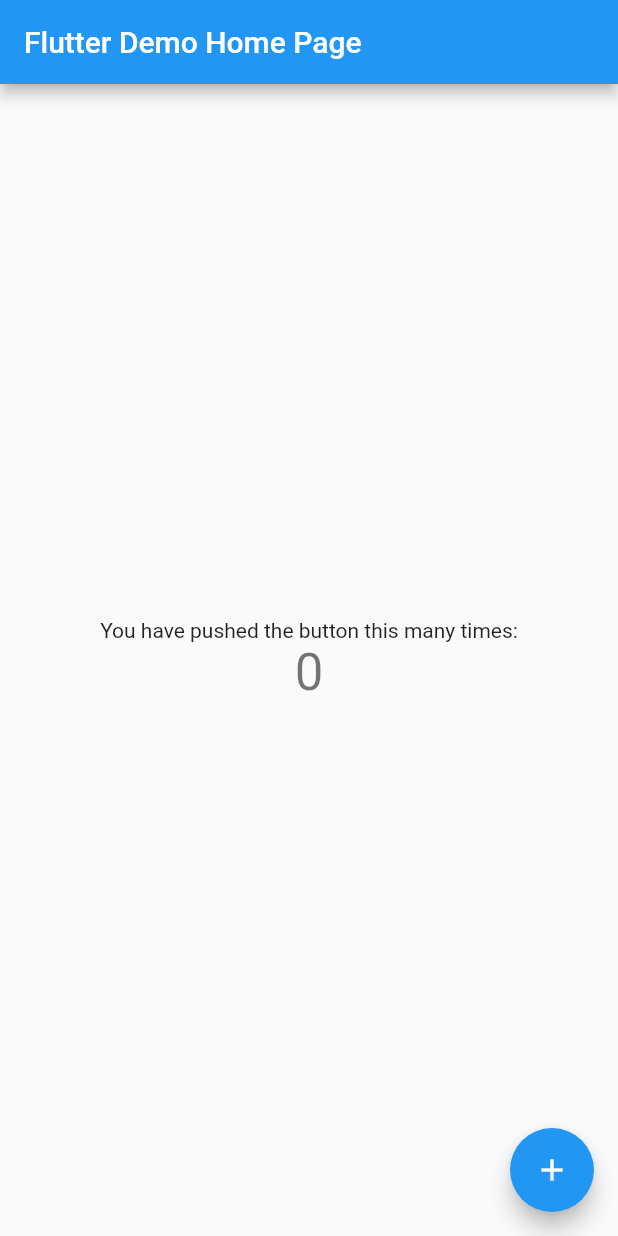
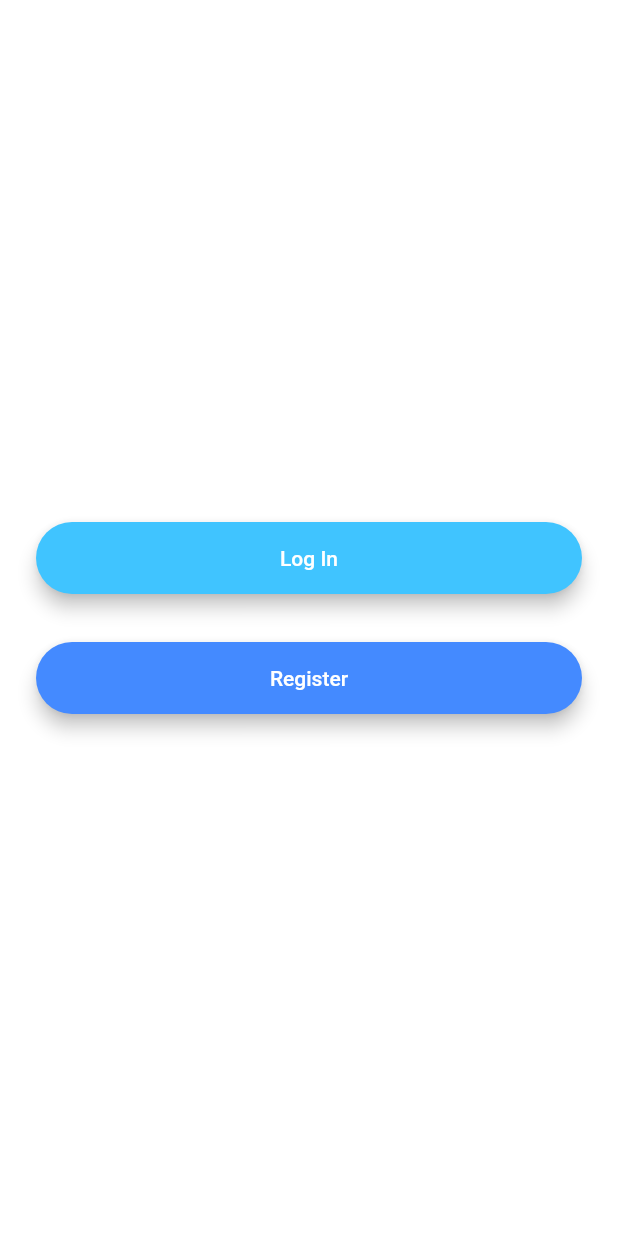
Before and after one commit to Thashmi-nil/PharmacyApp, a Flutter app: the screen it shows after launch, on a phone screen of 412 x 824 dp. Run offline on Flutter 3.47's test engine with Material 2 defaults, Android fonts, the phone set to English and light mode, and no system bars; our stand-ins replace firebase_auth, firebase_core, modal_progress_hud; accounts and stored records are empty.

Commit message:
welcome screen, registration screen

```diff
--- a/lib/main.dart
+++ b/lib/main.dart
@@ -1,115 +1,28 @@
 import 'package:flutter/material.dart';
+import 'package:firebase_core/firebase_core.dart';
+import 'welcome_screen.dart';
+import 'home_screen.dart';
+import 'signup_screen.dart';
+import 'login_screen.dart';
 
-void main() {
-  runApp(const MyApp());
+void main() async {
+  WidgetsFlutterBinding.ensureInitialized();
+  await Firebase.initializeApp();
+  runApp(MyApp());
 }
 
 class MyApp extends StatelessWidget {
-  const MyApp({Key? key}) : super(key: key);
-
   // This widget is the root of your application.
   @override
   Widget build(BuildContext context) {
     return MaterialApp(
-      title: 'Flutter Demo',
-      theme: ThemeData(
-        // This is the theme of your application.
-        //
-        // Try running your application with "flutter run". You'll see the
-        // application has a blue toolbar. Then, without quitting the app, try
-        // changing the primarySwatch below to Colors.green and then invoke
-        // "hot reload" (press "r" in the console where you ran "flutter run",
-        // or simply save your changes to "hot reload" in a Flutter IDE).
-        // Notice that the counter didn't reset back to zero; the application
-        // is not restarted.
-        primarySwatch: Colors.blue,
-      ),
-      home: const MyHomePage(title: 'Flutter Demo Home Page'),
+      initialRoute: 'welcome_screen',
+      routes: {
+        'welcome_screen': (context) => WelcomeScreen(),
+        // 'registration_screen': (context) => RegistrationScreen(),
+        // 'login_screen': (context) => LoginScreen(),
+        // 'home_screen': (context) => HomeScreen()
+      },
     );
   }
 }
-
-class MyHomePage extends StatefulWidget {
-  const MyHomePage({Key? key, required this.title}) : super(key: key);
-
-  // This widget is the home page of your application. It is stateful, meaning
-  // that it has a State object (defined below) that contains fields that affect
-  // how it looks.
-
-  // This class is the configuration for the state. It holds the values (in this
-  // case the title) provided by the parent (in this case the App widget) and
-  // used by the build method of the State. Fields in a Widget subclass are
-  // always marked "final".
-
-  final String title;
-
-  @override
-  State<MyHomePage> createState() => _MyHomePageState();
-}
-
-class _MyHomePageState extends State<MyHomePage> {
-  int _counter = 0;
-
-  void _incrementCounter() {
-    setState(() {
-      // This call to setState tells the Flutter framework that something has
-      // changed in this State, which causes it to rerun the build method below
-      // so that the display can reflect the updated values. If we changed
-      // _counter without calling setState(), then the build method would not be
-      // called again, and so nothing would appear to happen.
-      _counter++;
-    });
-  }
-
-  @override
-  Widget build(BuildContext context) {
-    // This method is rerun every time setState is called, for instance as done
-    // by the _incrementCounter method above.
-    //
-    // The Flutter framework has been optimized to make rerunning build methods
-    // fast, so that you can just rebuild anything that needs updating rather
-    // than having to individually change instances of widgets.
-    return Scaffold(
-      appBar: AppBar(
-        // Here we take the value from the MyHomePage object that was created by
-        // the App.build method, and use it to set our appbar title.
-        title: Text(widget.title),
-      ),
-      body: Center(
-        // Center is a layout widget. It takes a single child and positions it
-        // in the middle of the parent.
-        child: Column(
-          // Column is also a layout widget. It takes a list of children and
-          // arranges them vertically. By default, it sizes itself to fit its
-          // children horizontally, and tries to be as tall as its parent.
-          //
-          // Invoke "debug painting" (press "p" in the console, choose the
-          // "Toggle Debug Paint" action from the Flutter Inspector in Android
-          // Studio, or the "Toggle Debug Paint" command in Visual Studio Code)
-          // to see the wireframe for each widget.
-          //
-          // Column has various properties to control how it sizes itself and
-          // how it positions its children. Here we use mainAxisAlignment to
-          // center the children vertically; the main axis here is the vertical
-          // axis because Columns are vertical (the cross axis would be
-          // horizontal).
-          mainAxisAlignment: MainAxisAlignment.center,
-          children: <Widget>[
-            const Text(
-              'You have pushed the button this many times:',
-            ),
-            Text(
-              '$_counter',
-              style: Theme.of(context).textTheme.headline4,
-            ),
-          ],
-        ),
-      ),
-      floatingActionButton: FloatingActionButton(
-        onPressed: _incrementCounter,
-        tooltip: 'Increment',
-        child: const Icon(Icons.add),
-      ), // This trailing comma makes auto-formatting nicer for build methods.
-    );
-  }
-}
--- /dev/null
+++ b/lib/rounded_button.dart
@@ -0,0 +1,30 @@
+import 'package:flutter/material.dart';
+
+class RoundedButton extends StatelessWidget {
+  RoundedButton(
+      {required this.colour, required this.title, required this.onPressed});
+  final Color colour;
+  final String title;
+  final Function()? onPressed;
+  @override
+  Widget build(BuildContext context) {
+    return Padding(
+      padding: EdgeInsets.symmetric(vertical: 16.0),
+      child: Material(
+        elevation: 5.0,
+        color: colour,
+        borderRadius: BorderRadius.circular(30.0),
+        child: MaterialButton(
+          onPressed: onPressed,
+          //Go to login screen.
+          minWidth: 200.0,
+          height: 42.0,
+          child: Text(
+            title,
+            style: TextStyle(color: Colors.white),
+          ),
+        ),
+      ),
+    );
+  }
+}
--- /dev/null
+++ b/lib/welcome_screen.dart
@@ -0,0 +1,36 @@
+import 'package:flutter/material.dart';
+import 'rounded_button.dart';
+
+class WelcomeScreen extends StatefulWidget {
+  @override
+  _WelcomeScreenState createState() => _WelcomeScreenState();
+}
+
+class _WelcomeScreenState extends State<WelcomeScreen> {
+  @override
+  Widget build(BuildContext context) {
+    return Scaffold(
+        backgroundColor: Colors.white,
+        body: Padding(
+          padding: EdgeInsets.symmetric(horizontal: 24.0),
+          child: Column(
+              mainAxisAlignment: MainAxisAlignment.center,
+              crossAxisAlignment: CrossAxisAlignment.stretch,
+              children: <Widget>[
+                RoundedButton(
+                  colour: Colors.lightBlueAccent,
+                  title: 'Log In',
+                  onPressed: () {
+                    Navigator.pushNamed(context, 'login_screen');
+                  },
+                ),
+                RoundedButton(
+                    colour: Colors.blueAccent,
+                    title: 'Register',
+                    onPressed: () {
+                      Navigator.pushNamed(context, 'registration_screen');
+                    }),
+              ]),
+        ));
+  }
+}
```
Also changed, not shown: lib/signup_screen.dart (added, +98 -0 lines).
